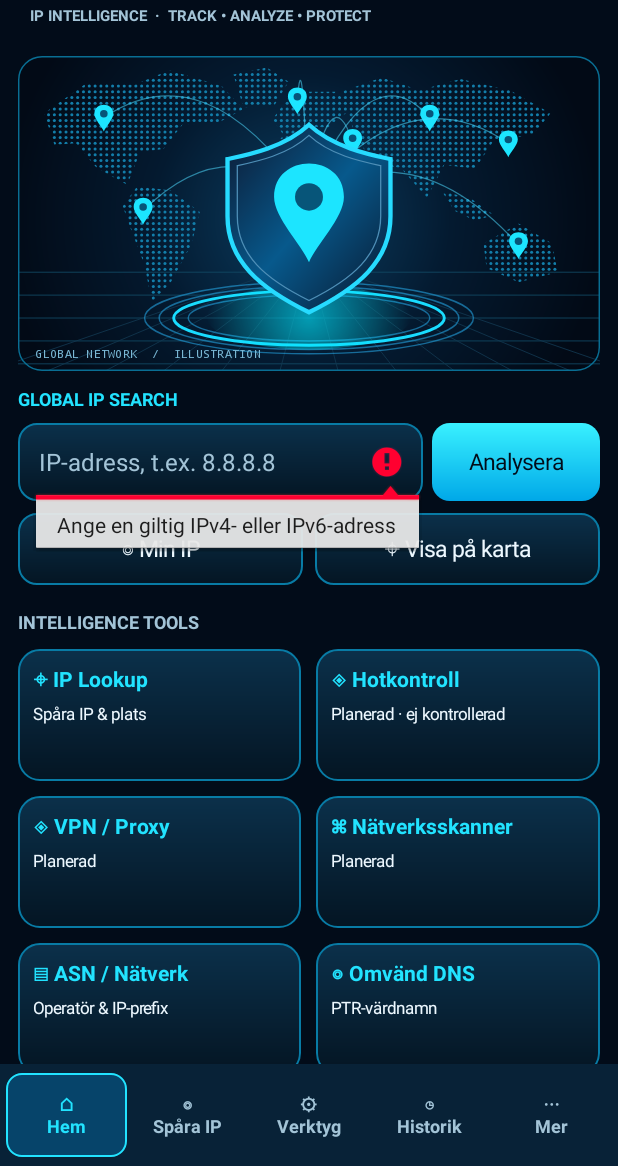
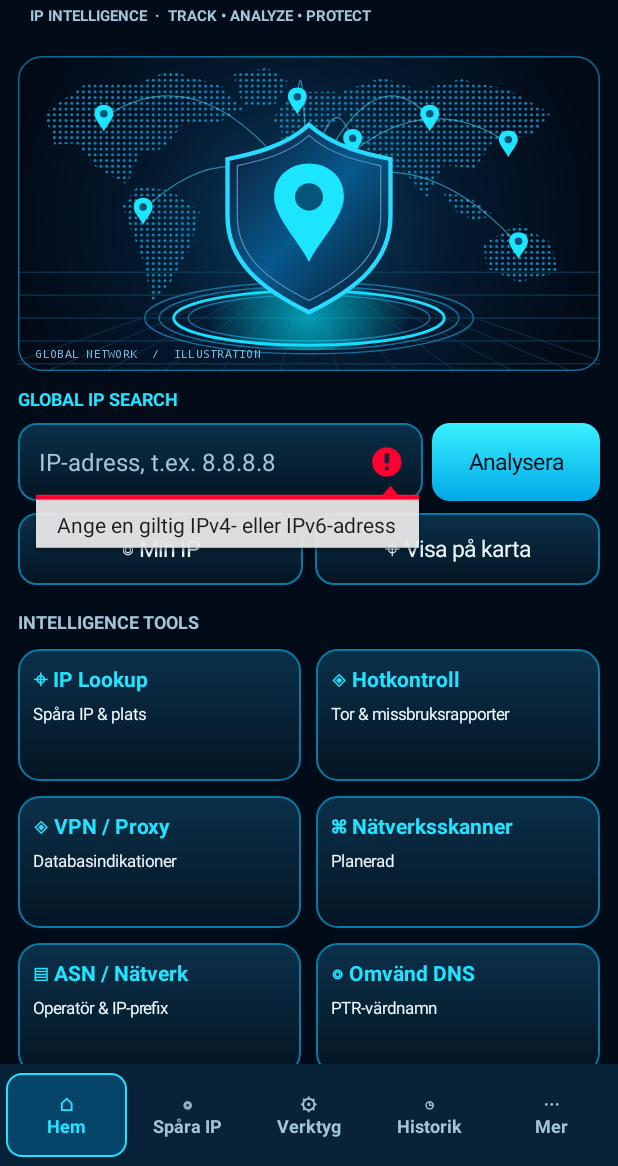
Before and after one commit to Ebbot86/TraceIQ, an Android app: the screen it shows after launch (MainActivity), after a tap on "◎ Min IP", on a phone screen of 412 x 824 dp, the part 70-1236 px from its top. Run offline under Robolectric (Android 15) with nearby library versions, the phone set to English and light mode, and no system bars; 1 other tap on this screen came first.

Commit message:
TraceIQ 1.4.0: sourced threat intelligence and optional persistent release signing

```diff
--- a/app/build.gradle
+++ b/app/build.gradle
@@ -6,8 +6,8 @@ android {
         applicationId 'se.traceiq.app'
         minSdk 26
         targetSdk 34
-        versionCode 4
-        versionName '1.3.0'
+        versionCode 5
+        versionName '1.4.0'
     }
     compileOptions { sourceCompatibility JavaVersion.VERSION_17; targetCompatibility JavaVersion.VERSION_17 }
 }
--- a/app/src/main/java/se/traceiq/app/MainActivity.java
+++ b/app/src/main/java/se/traceiq/app/MainActivity.java
@@ -19,6 +19,9 @@ public class MainActivity extends Activity {
     private LinearLayout root, results; private EditText input; private TextView status; private Button lookup, own;
     private final ExecutorService worker=Executors.newSingleThreadExecutor();
     private WebView mapView;
+    private LinearLayout securityPanel;
+    private String ipapiKey="", abuseKey="";
+    private final ThreatIntel intel=new ThreatIntel();
     private final ScrollView[] pages=new ScrollView[5];
     private final TextView[] tabs=new TextView[5];
     private android.widget.FrameLayout pageHost;
@@ -52,7 +55,7 @@ public class MainActivity extends Activity {
         lookup=button("Analysera",true);LinearLayout.LayoutParams lp=new LinearLayout.LayoutParams(dp(112),dp(52));lp.leftMargin=dp(6);search.addView(lookup,lp);LinearLayout quick=new LinearLayout(this);quick.setOrientation(LinearLayout.HORIZONTAL);add(root,quick,8);own=button("◎ Min IP",false);quick.addView(own,new LinearLayout.LayoutParams(0,dp(48),1));Button map=button("⌖ Visa på karta",false);LinearLayout.LayoutParams qp=new LinearLayout.LayoutParams(0,dp(48),1);qp.leftMargin=dp(8);quick.addView(map,qp);map.setOnClickListener(v->{if(mapView!=null)scrollTo(mapView);else if(!busy)start(false);});buildHome();
         lookup.setOnClickListener(v->start(false));own.setOnClickListener(v->start(true));input.setOnEditorActionListener((v,a,e)->{if(a==android.view.inputmethod.EditorInfo.IME_ACTION_SEARCH){start(false);return true;}return false;});
         status=text("●  REDO",13,CYAN,true);add(root,status,20);results=column();add(root,results,8);showIntro();
-        TextView privacy=text("Integritet & datakällor",14,CYAN,true);privacy.setOnClickListener(v->new AlertDialog.Builder(this).setTitle("Integritet").setMessage("Sökningar skickas över HTTPS till ipwho.is. Om en publik IP hittas skickas den även till RIPEstat och en omvänd DNS-fråga till Google Public DNS. Kartan laddas från OpenStreetMap med avrundade koordinater. Om du öppnar Google Maps skickas koordinaterna dit. Leverantörerna kan se din anslutnings IP-adress. Appen begär inte GPS, sparar ingen sökhistorik på disk och har inga konton. IP-geolokalisering är ungefärlig och identifierar inte en person. Gratis API-villkor måste kontrolleras före kommersiell distribution.").setPositiveButton("Stäng",null).show());add(root,privacy,22);
+        TextView privacy=text("Integritet & datakällor",14,CYAN,true);privacy.setOnClickListener(v->new AlertDialog.Builder(this).setTitle("Integritet").setMessage("Sökningar skickas över HTTPS till ipwho.is. Om en publik IP hittas skickas den även till RIPEstat och en omvänd DNS-fråga till Google Public DNS. Kartan laddas från OpenStreetMap med avrundade koordinater. Om du öppnar Google Maps skickas koordinaterna dit. Tor Project tillhandahåller en publik exitlista; den sökta IP-adressen skickas inte dit. Med egna API-nycklar skickas sökt IP även till ipapi.is och AbuseIPDB. Leverantörerna kan se din anslutnings IP-adress. Appen begär inte GPS, sparar ingen sökhistorik på disk och har inga konton. IP-geolokalisering är ungefärlig och identifierar inte en person. Gratis API-villkor måste kontrolleras före kommersiell distribution.").setPositiveButton("Stäng",null).show());add(root,privacy,22);
         buildTools();buildHistory();buildSettings();showPage(0);
     }
 
@@ -73,22 +76,24 @@ public class MainActivity extends Activity {
     private void planned(String name){new AlertDialog.Builder(this).setTitle(name).setMessage("Planerad funktion. Ingen analys eller riskbedömning utförs i denna version.").setPositiveButton("Stäng",null).show();}
     private void buildHome(){LinearLayout p=root;
         add(p,text("INTELLIGENCE TOOLS",12,MUTED,true),16);
-        tileRow(p,"⌖ IP Lookup","Spåra IP & plats",()->scrollTo(input),"◈ Hotkontroll","Planerad · ej kontrollerad",()->planned("Hotkontroll"));
-        tileRow(p,"◈ VPN / Proxy","Planerad",()->planned("VPN / Proxy"),"⌘ Nätverksskanner","Planerad",()->planned("Nätverksskanner"));
+        tileRow(p,"⌖ IP Lookup","Spåra IP & plats",()->scrollTo(input),"◈ Hotkontroll","Tor & missbruksrapporter",()->openSecurity());
+        tileRow(p,"◈ VPN / Proxy","Databasindikationer",()->openSecurity(),"⌘ Nätverksskanner","Planerad",()->planned("Nätverksskanner"));
         tileRow(p,"▤ ASN / Nätverk","Operatör & IP-prefix",()->scrollTo(status),"◎ Omvänd DNS","PTR-värdnamn",()->scrollTo(status));
         tileRow(p,"↗ Live Ping","Planerad",()->planned("Live Ping"),"▧ Rapport","Dela aktuell textanalys",()->{if(report.isEmpty()){Toast.makeText(this,"Gör en IP-analys först",Toast.LENGTH_SHORT).show();return;}Intent i=new Intent(Intent.ACTION_SEND);i.setType("text/plain");i.putExtra(Intent.EXTRA_TEXT,report);startActivity(Intent.createChooser(i,"Dela analys"));});
     }
-    private void buildTools(){LinearLayout p=pageContent(2);pageTitle(p,"Verktyg","Tillgängliga funktioner i version 1.3.0.");
+    private void buildTools(){LinearLayout p=pageContent(2);pageTitle(p,"Verktyg","Tillgängliga funktioner i version 1.4.0.");
         LinearLayout c=surface(p,"IP INTELLIGENCE",18);add(c,text("Geo Tracker, nätverksägare, ASN, routingprefix och omvänd DNS ingår i samma analys.",15,TEXT,false),10);action(c,"Öppna IP-analys",true,()->showPage(1));action(c,"Kontrollera min publika IP",false,()->{showPage(1);start(true);});
+        c=surface(p,"SECURITY INTELLIGENCE",12);add(c,text("Tor-lista, VPN/proxy och missbruksrapporter. Vissa kontroller kräver egna API-nycklar.",14,TEXT,false),8);action(c,"Öppna säkerhetsanalys",false,()->openSecurity());action(c,"Ange API-nycklar",false,()->keyDialog());
         c=surface(p,"RAPPORTER",12);add(c,text("Kopiera eller dela resultatet som text efter en slutförd analys.",14,MUTED,false),10);action(c,"Öppna aktuell analys",false,()->showPage(1));
-        c=surface(p,"PLANERADE VERKTYG",12);add(c,text("VPN/proxy-indikationer, hotinformation, ping, traceroute och WHOIS/RDAP. Inte aktiverade ännu.",14,MUTED,false),10);
+        c=surface(p,"PLANERADE VERKTYG",12);add(c,text("Ping, traceroute och WHOIS/RDAP. Inte aktiverade ännu.",14,MUTED,false),10);
     }
     private void buildHistory(){LinearLayout p=pageContent(3);pageTitle(p,"Historik","Tillfälliga IP-sökningar. Inget sparas på disk.");action(p,"Rensa sessionshistorik",false,()->{sessionHistory.clear();refreshHistory();});historyList=column();add(p,historyList,14);refreshHistory();}
     private void remember(String ip){lastIp=ip;sessionHistory.remove(ip);sessionHistory.add(0,ip);while(sessionHistory.size()>20)sessionHistory.remove(sessionHistory.size()-1);if(homeSummary!=null)homeSummary.setText(ip);refreshHistory();}
     private void refreshHistory(){if(historyList==null)return;historyList.removeAllViews();if(sessionHistory.isEmpty()){add(historyList,text("Inga tidigare sökningar i denna session.",14,MUTED,false),4);return;}for(String ip:sessionHistory){action(historyList,ip,false,()->{if(busy){Toast.makeText(this,"En analys pågår redan",Toast.LENGTH_SHORT).show();return;}showPage(1);input.setText(ip);start(false);});}}
     private void buildSettings(){LinearLayout p=pageContent(4);pageTitle(p,"Mer","Appinformation och integritet.");
-        LinearLayout c=surface(p,"TRACEIQ",18);add(c,text("Version 1.3.0 · Android testversion",16,TEXT,true),8);action(c,"Kontrollera nya versioner",true,()->openMap("https://github.com/Ebbot86/TraceIQ/releases"));add(c,text("Testsignering: du kan behöva avinstallera föregående version. Automatiska installationer är inte aktiverade.",13,MUTED,false),10);
-        c=surface(p,"INTEGRITET",12);add(c,text("Ingen platsbehörighet, inget konto och ingen historik på disk. Sökningar skickas till ipwho.is, RIPEstat och Google Public DNS. OpenStreetMap får avrundade kartkoordinater; Google Maps får dem om du väljer att öppna kartan. Leverantörer kan se din anslutnings IP.",14,TEXT,false),8);
+        LinearLayout c=surface(p,"TRACEIQ",18);add(c,text("Version 1.4.0 · Android testversion",16,TEXT,true),8);action(c,"Kontrollera nya versioner",true,()->openMap("https://github.com/Ebbot86/TraceIQ/releases"));add(c,text("Testsignering: du kan behöva avinstallera föregående version. Automatiska installationer är inte aktiverade.",13,MUTED,false),10);
+        c=surface(p,"SÄKERHETSDATA",12);add(c,text("API-nycklar är frivilliga och lagras bara i minnet under denna session. Tor-listan fungerar utan nyckel.",14,MUTED,false),8);action(c,"Ange API-nycklar",false,()->keyDialog());action(c,"Skapa konto hos ipapi.is",false,()->openMap("https://ipapi.is/"));action(c,"Skapa konto hos AbuseIPDB",false,()->openMap("https://www.abuseipdb.com/"));
+        c=surface(p,"INTEGRITET",12);add(c,text("Ingen platsbehörighet, inget konto och ingen historik på disk. Sökningar skickas till ipwho.is, RIPEstat och Google Public DNS. OpenStreetMap får avrundade kartkoordinater; Google Maps får dem om du väljer att öppna kartan. Tor Project levererar en publik lista. Med frivilliga nycklar skickas IP även till ipapi.is och AbuseIPDB. Leverantörer kan se din anslutnings IP.",14,TEXT,false),8);
         action(c,"Källkod och dokumentation",false,()->openMap("https://github.com/Ebbot86/TraceIQ"));
     }
     @Override public void onBackPressed(){if(currentPage!=0){showPage(0);}else{super.onBackPressed();}}
@@ -97,21 +102,40 @@ public class MainActivity extends Activity {
     private void line(LinearLayout c,String label,String val){View rule=new View(this);rule.setBackgroundColor(0xff15425b);LinearLayout.LayoutParams div=new LinearLayout.LayoutParams(-1,dp(1));div.topMargin=dp(8);c.addView(rule,div);LinearLayout row=new LinearLayout(this);row.setGravity(Gravity.CENTER_VERTICAL);add(c,row,7);TextView key=text(label,12,MUTED,true);row.addView(key,new LinearLayout.LayoutParams(0,-2,0.42f));TextView value=text(val,14,TEXT,true);value.setTextIsSelectable(true);row.addView(value,new LinearLayout.LayoutParams(0,-2,0.58f));}
     private void setBusy(boolean b){busy=b;lookup.setEnabled(!b);own.setEnabled(!b);input.setEnabled(!b);}
     private void start(boolean self){if(busy)return;String ip=input.getText().toString().trim();if(!self){byte[] bytes=IpAddress.parse(ip);if(bytes==null){input.setError("Ange en giltig IPv4- eller IPv6-adress");return;}if(!IpAddress.isPublic(bytes)){input.setError("Adressen är lokal eller reserverad och skickas inte vidare");return;}}
-        ((InputMethodManager)getSystemService(INPUT_METHOD_SERVICE)).hideSoftInputFromWindow(input.getWindowToken(),0);setBusy(true);report="";clearMap();results.removeAllViews();status.setText("●  ANALYSERAR …");final int token=++generation;
-        worker.execute(()->{try{JSONObject geo=get("https://ipwho.is/"+(self?"":ip));if(!geo.optBoolean("success",false))throw new IOException(geo.optString("message","Ingen information från IP-tjänsten"));String found=geo.optString("ip",ip);byte[] addr=IpAddress.parse(found);if(!IpAddress.isPublic(addr))throw new IOException("Svaret innehåller ingen publik IP-adress");JSONObject net=null,dns=null;try{net=get("https://stat.ripe.net/data/network-info/data.json?resource="+enc(found)).optJSONObject("data");}catch(Exception ignored){}try{dns=get("https://dns.google/resolve?name="+enc(IpAddress.ptr(addr))+"&type=PTR");}catch(Exception ignored){}final JSONObject n=net,d=dns;runOnUiThread(()->{if(token!=generation||isFinishing()||isDestroyed())return;setBusy(false);render(found,geo,n,d);});}catch(Exception e){runOnUiThread(()->{if(token!=generation||isFinishing()||isDestroyed())return;setBusy(false);status.setText("●  ANALYS MISSLYCKADES");LinearLayout c=card("INGET RESULTAT");line(c,"Fel",e instanceof SocketTimeoutException?"Tjänsten svarade inte i tid.":"Kunde inte hämta IP-information. Kontrollera internet och försök igen.");});}});
+        ((InputMethodManager)getSystemService(INPUT_METHOD_SERVICE)).hideSoftInputFromWindow(input.getWindowToken(),0);setBusy(true);report="";securityPanel=null;clearMap();results.removeAllViews();status.setText("●  ANALYSERAR …");final int token=++generation;final String ik=ipapiKey,ak=abuseKey;
+        worker.execute(()->{try{JSONObject geo=get("https://ipwho.is/"+(self?"":ip));if(!geo.optBoolean("success",false))throw new IOException(geo.optString("message","Ingen information från IP-tjänsten"));String found=geo.optString("ip",ip);byte[] addr=IpAddress.parse(found);if(!IpAddress.isPublic(addr))throw new IOException("Svaret innehåller ingen publik IP-adress");JSONObject net=null,dns=null;try{net=get("https://stat.ripe.net/data/network-info/data.json?resource="+enc(found)).optJSONObject("data");}catch(Exception ignored){}try{dns=get("https://dns.google/resolve?name="+enc(IpAddress.ptr(addr))+"&type=PTR");}catch(Exception ignored){}final JSONObject n=net,d=dns;final ThreatIntel.Result security=intel.check(found,ik,ak);runOnUiThread(()->{if(token!=generation||isFinishing()||isDestroyed())return;setBusy(false);render(found,geo,n,d,security);});}catch(Exception e){runOnUiThread(()->{if(token!=generation||isFinishing()||isDestroyed())return;setBusy(false);status.setText("●  ANALYS MISSLYCKADES");LinearLayout c=card("INGET RESULTAT");line(c,"Fel",e instanceof SocketTimeoutException?"Tjänsten svarade inte i tid.":"Kunde inte hämta IP-information. Kontrollera internet och försök igen.");});}});
     }
     private static String enc(String s)throws UnsupportedEncodingException{return URLEncoder.encode(s,"UTF-8");}
-    private static JSONObject get(String address)throws Exception{URL u=new URL(address);HttpURLConnection c=(HttpURLConnection)u.openConnection();c.setConnectTimeout(6500);c.setReadTimeout(6500);c.setInstanceFollowRedirects(false);c.setRequestProperty("Accept","application/json");c.setRequestProperty("User-Agent","TraceIQ-Android/1.3");try{int code=c.getResponseCode();if(code!=200)throw new IOException("HTTP "+code);try(InputStream in=c.getInputStream();ByteArrayOutputStream out=new ByteArrayOutputStream()){byte[] b=new byte[4096];int r;while((r=in.read(b))!=-1){if(out.size()+r>512000)throw new IOException("Svar för stort");out.write(b,0,r);}return new JSONObject(out.toString("UTF-8"));}}finally{c.disconnect();}}
+    private static JSONObject get(String address)throws Exception{URL u=new URL(address);HttpURLConnection c=(HttpURLConnection)u.openConnection();c.setConnectTimeout(6500);c.setReadTimeout(6500);c.setInstanceFollowRedirects(false);c.setRequestProperty("Accept","application/json");c.setRequestProperty("User-Agent","TraceIQ-Android/1.4");try{int code=c.getResponseCode();if(code!=200)throw new IOException("HTTP "+code);try(InputStream in=c.getInputStream();ByteArrayOutputStream out=new ByteArrayOutputStream()){byte[] b=new byte[4096];int r;while((r=in.read(b))!=-1){if(out.size()+r>512000)throw new IOException("Svar för stort");out.write(b,0,r);}return new JSONObject(out.toString("UTF-8"));}}finally{c.disconnect();}}
     private String val(JSONObject o,String key){if(o==null||o.isNull(key))return "Ej tillgängligt";String v=o.optString(key,"");return v.trim().isEmpty()?"Ej tillgängligt":v;}
     private void field(LinearLayout c,String k,String v,StringBuilder r){line(c,k,v);r.append(k).append(": ").append(v).append('\n');}
-    private void render(String ip,JSONObject g,JSONObject n,JSONObject d){input.setText(ip);status.setText("●  ANALYS KLAR");remember(ip);StringBuilder r=new StringBuilder("TRACEIQ · IP-analys\n\n");LinearLayout c=card("IP-ANALYS · "+ip);field(c,"IP-adress",ip,r);field(c,"Typ",val(g,"type"),r);add(c,text("VPN och hotstatus: ej kontrollerade",12,MUTED,false),8);showMap(g,r);
+    private void render(String ip,JSONObject g,JSONObject n,JSONObject d,ThreatIntel.Result security){input.setText(ip);status.setText("●  ANALYS KLAR");remember(ip);StringBuilder r=new StringBuilder("TRACEIQ · IP-analys\n\n");LinearLayout c=card("IP-ANALYS · "+ip);field(c,"IP-adress",ip,r);field(c,"Typ",val(g,"type"),r);showSecurity(security,r);showMap(g,r);
         c=card("GEOGRAFI · UPPSKATTNING");field(c,"Land",val(g,"country"),r);field(c,"Region",val(g,"region"),r);field(c,"Stad",val(g,"city"),r);field(c,"Postnummer (uppskattat)",val(g,"postal"),r);field(c,"Tidszon",val(g.optJSONObject("timezone"),"id"),r);add(c,text("Visar en databasuppskattning – inte en persons eller enhets exakta position.",12,MUTED,false),12);
         JSONObject conn=g.optJSONObject("connection");c=card("NÄTVERK");field(c,"Internetleverantör",val(conn,"isp"),r);field(c,"Organisation",val(conn,"org"),r);String asn=val(conn,"asn");field(c,"ASN",asn.equals("Ej tillgängligt")?asn:"AS"+asn,r);field(c,"Domän",val(conn,"domain"),r);field(c,"Routingprefix (RIPEstat)",val(n,"prefix"),r);field(c,"Routing-ASN",val(n,"asns"),r);
         c=card("OMVÄND DNS");String ptr="Ej tillgängligt";if(d!=null&&d.optInt("Status",-1)==0){JSONArray a=d.optJSONArray("Answer");StringBuilder names=new StringBuilder();if(a!=null)for(int i=0;i<a.length();i++){JSONObject item=a.optJSONObject(i);if(item!=null&&item.optInt("type")==12){if(names.length()>0)names.append(", ");names.append(item.optString("data"));}}ptr=names.length()>0?names.toString():"Ingen PTR-post hittad";}else if(d!=null&&d.optInt("Status",-1)==3)ptr="Ingen PTR-post hittad";field(c,"Värdnamn",ptr,r);
-        c=card("TOLKNING");add(c,text("En IP kan delas av många användare, eller tillhöra ett VPN, en server eller en operatör. VPN- och hotstatus är inte kontrollerad i denna version.",14,TEXT,false),10);r.append("\nGeografi är ungefärlig. VPN/hotstatus ej kontrollerad.\nKällor: ipwho.is, RIPEstat, Google Public DNS.");report=r.toString();if(currentPage<=1)scrollTo(status);Button share=button("Dela analysrapport",false);add(results,share,12);share.setOnClickListener(v->{Intent i=new Intent(Intent.ACTION_SEND);i.setType("text/plain");i.putExtra(Intent.EXTRA_TEXT,report);startActivity(Intent.createChooser(i,"Dela analys"));});Button copy=button("Kopiera rapport",false);add(results,copy,8);copy.setOnClickListener(v->{((android.content.ClipboardManager)getSystemService(CLIPBOARD_SERVICE)).setPrimaryClip(ClipData.newPlainText("TraceIQ",report));Toast.makeText(this,"Rapport kopierad",Toast.LENGTH_SHORT).show();});add(results,text("Källor: ipwho.is · RIPEstat · Google Public DNS",12,MUTED,false),12);
+        c=card("TOLKNING");add(c,text("En IP kan delas av många användare, eller tillhöra ett VPN, en server eller en operatör. VPN, proxy och Tor är inte i sig säkerhetshot. Databasuppgifter kan vara felaktiga eller gamla.",14,TEXT,false),10);r.append("\nGeografi är ungefärlig. Säkerhetsdata är indikationer, inte bevis.\nKällor: ipwho.is, RIPEstat, Google Public DNS.");report=r.toString();if(currentPage<=1)scrollTo(status);Button share=button("Dela analysrapport",false);add(results,share,12);share.setOnClickListener(v->{Intent i=new Intent(Intent.ACTION_SEND);i.setType("text/plain");i.putExtra(Intent.EXTRA_TEXT,report);startActivity(Intent.createChooser(i,"Dela analys"));});Button copy=button("Kopiera rapport",false);add(results,copy,8);copy.setOnClickListener(v->{((android.content.ClipboardManager)getSystemService(CLIPBOARD_SERVICE)).setPrimaryClip(ClipData.newPlainText("TraceIQ",report));Toast.makeText(this,"Rapport kopierad",Toast.LENGTH_SHORT).show();});add(results,text("Källor: ipwho.is · RIPEstat · Google Public DNS",12,MUTED,false),12);
     }
 
     private void clearMap(){if(mapView!=null){mapView.stopLoading();if(mapView.getParent() instanceof android.view.ViewGroup)((android.view.ViewGroup)mapView.getParent()).removeView(mapView);mapView.destroy();mapView=null;}}
+
+    private void openSecurity(){showPage(0);if(securityPanel!=null)scrollTo(securityPanel);else if(!busy){scrollTo(input);input.requestFocus();Toast.makeText(this,"Ange en IP-adress för säkerhetsanalys",Toast.LENGTH_SHORT).show();}}
+    private void keyDialog(){LinearLayout c=column();c.setPadding(dp(20),dp(10),dp(20),dp(8));add(c,text("Frivilliga personliga nycklar. Sparas endast i minnet och skickas till respektive leverantör. Gör en ny analys efter ändring.",14,TEXT,false),0);
+        EditText i=new EditText(this),a=new EditText(this);for(EditText e:new EditText[]{i,a}){e.setSingleLine(true);e.setInputType(android.text.InputType.TYPE_CLASS_TEXT|android.text.InputType.TYPE_TEXT_VARIATION_PASSWORD);e.setTextColor(TEXT);e.setHintTextColor(MUTED);}i.setHint("ipapi.is API-nyckel");a.setHint("AbuseIPDB API-nyckel");i.setText(ipapiKey);a.setText(abuseKey);add(c,i,12);add(c,a,8);
+        new AlertDialog.Builder(this).setTitle("Säkerhetsdatakällor").setView(c).setPositiveButton("Spara för sessionen",(d,w)->{ipapiKey=i.getText().toString().trim();abuseKey=a.getText().toString().trim();Toast.makeText(this,"Nycklar uppdaterade. Kör en ny IP-analys.",Toast.LENGTH_LONG).show();}).setNegativeButton("Avbryt",null).setNeutralButton("Rensa",(d,w)->{ipapiKey="";abuseKey="";}).show();
+    }
+    private void showSecurity(ThreatIntel.Result s,StringBuilder r){
+        LinearLayout c=card("SECURITY INTELLIGENCE");securityPanel=c;
+        int accent=s.score==null?MUTED:s.score>=75?0xffff746e:s.score>0?0xffffc15a:0xff59dfa7;
+        add(c,text(s.score==null?"— / 100":s.score+" / 100",30,accent,true),10);
+        add(c,text("AbuseIPDB · rapportbaserad missbruksbedömning (90 dagar)",12,MUTED,false),3);
+        field(c,"Rapporter (90 dagar)",s.reports==null?"Okänt":String.valueOf(s.reports),r);
+        field(c,"AbuseIPDB-poäng",s.score==null?"Okänt":s.score+" / 100",r);
+        field(c,"VPN (ipapi.is)",s.vpn,r);field(c,"Proxy (ipapi.is)",s.proxy,r);field(c,"Datacenter (ipapi.is)",s.hosting,r);field(c,"Tor (ipapi.is)",s.tor,r);field(c,"Missbruksindikator (ipapi.is)",s.abuser,r);
+        field(c,"Tor Projects exitlista",s.torList,r);
+        field(c,"ipapi.is",s.ipapiStatus,r);field(c,"AbuseIPDB",s.abuseStatus,r);
+        add(c,text("Ingen träff betyder inte att en IP är säker. VPN, proxy och Tor är inte i sig bevis på missbruk.",12,MUTED,false),12);
+        action(c,"API-nycklar",false,()->keyDialog());
+    }
     private void openMap(String url){try{startActivity(new Intent(Intent.ACTION_VIEW,Uri.parse(url)));}catch(ActivityNotFoundException e){Toast.makeText(this,"Ingen kartapp eller webbläsare hittades",Toast.LENGTH_LONG).show();}}
     private void showMap(JSONObject geo,StringBuilder report){
         LinearLayout c=card("IP-KARTA · UPPSKATTAD POSITION");
```
Also changed, not shown: app/src/main/java/se/traceiq/app/ThreatIntel.java (added, +48 -0 lines), app/src/main/java/se/traceiq/app/ThreatValues.java (added, +8 -0 lines), 4 other files.
